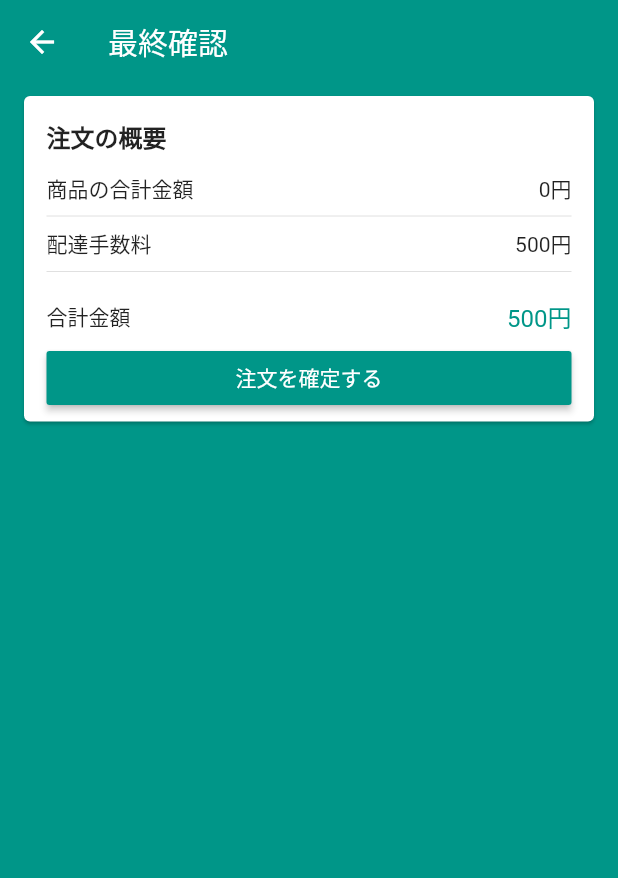
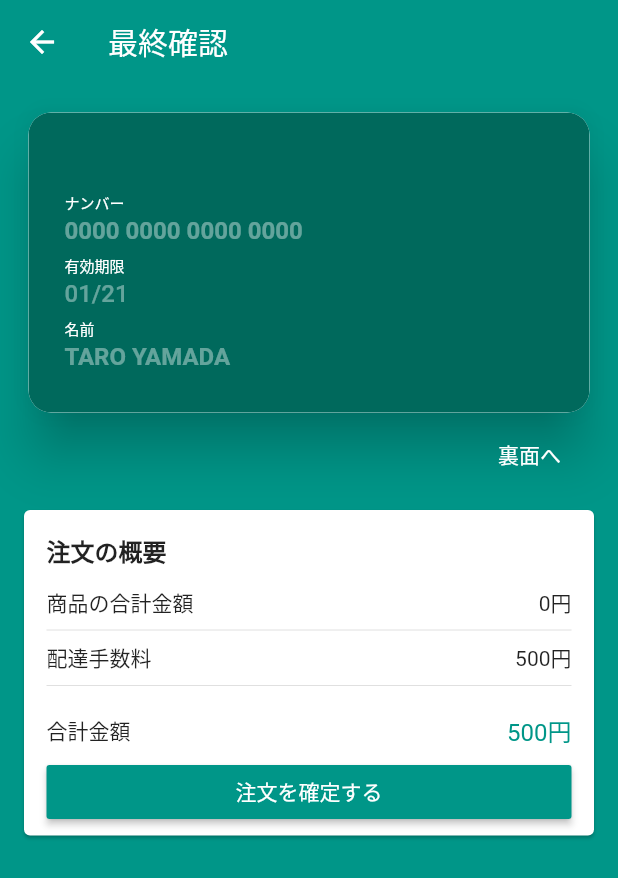
Before and after one commit to Tatsuya4610/Virtual_store, a Flutter app: the CheckoutScreen screen opened by its route, on a phone screen of 412 x 824 dp. Shown: the top 878 px of the screen. Run offline on Flutter 3.47's test engine with Material 2 defaults, Android fonts, the phone set to English and light mode, and no system bars; drawn by our look-alikes of flip_card; our stand-ins replace carousel_pro, cloud_firestore, dio, firebase_auth, firebase_storage, flutter_multi_formatter and 4 more; missing offline and left inert: alphabet_list_scroll_view, map_launcher; accounts and stored records are empty.

Commit message:
10th commit

```diff
--- a/lib/screen/checkout/checkout_screen.dart
+++ b/lib/screen/checkout/checkout_screen.dart
@@ -4,11 +4,11 @@ import 'package:provider/provider.dart';
 import 'package:virtual_store_flutter/common/price_card.dart';
 import 'package:virtual_store_flutter/model/cart_manager.dart';
 import 'package:virtual_store_flutter/model/checkout_manager.dart';
-import 'package:virtual_store_flutter/screen/cart/cart_screen.dart';
-import 'package:virtual_store_flutter/screen/confirmation/confirmation_screen.dart';
+import 'package:virtual_store_flutter/screen/checkout/components/credit_card_widget.dart';
 
 class CheckoutScreen extends StatelessWidget {
   static const id = 'CheckoutScreen';
+  final GlobalKey<FormState> formKey = GlobalKey<FormState>();
 
   @override
   Widget build(BuildContext context) {
@@ -41,24 +41,31 @@ class CheckoutScreen extends StatelessWidget {
                   ),
                 );
               }
-              return ListView(
+              return Form(
+                key: formKey,
+                child: ListView(
                   children: <Widget>[
+                    CreditCardWidget(),
                     PriceCard(
                       buttonText: '注文を確定する',
                       onPressed: () {
-                      checkoutManager.checkout(
-                        onStockFail: (e) { //在庫切で注文に失敗した場合はUI更新済みのCartScreenへ
-                          Navigator.popUntil(
-                              context, ModalRoute.withName(CartScreen.id));
-                        },
-                        onSuccess: (order) { //注文完了した場合
-                          Navigator.popUntil(context, (route) => route.isFirst);
-                          Navigator.of(context).pushNamed(ConfirmationScreen.id, arguments: order);
+                        if(formKey.currentState.validate()){
+                          print('完了');
+                          // checkoutManager.checkout(
+                          //     onStockFail: (e) { //在庫切で注文に失敗した場合はUI更新済みのCartScreenへ
+                          //       Navigator.popUntil(
+                          //           context, ModalRoute.withName(CartScreen.id));
+                          //     },
+                          //     onSuccess: (order) { //注文完了した場合
+                          //       Navigator.popUntil(context, (route) => route.isFirst);
+                          //       Navigator.of(context).pushNamed(ConfirmationScreen.id, arguments: order);
+                          //     }
+                          // );
                         }
-                      );
                       },
                     ),
                   ],
+                ),
               );
             },
           )),
--- /dev/null
+++ b/lib/screen/checkout/components/card_back.dart
@@ -0,0 +1,33 @@
+import 'package:flutter/material.dart';
+
+class CardBack extends StatelessWidget {
+  @override
+  Widget build(BuildContext context) {
+    return Card(
+      clipBehavior: Clip.antiAlias, //childをshape内に
+      shape: RoundedRectangleBorder(
+        borderRadius: BorderRadius.circular(15),
+      ),
+      elevation: 15,
+      child: Container(
+        height: 200,
+        color: Colors.teal[800],
+        child: Column(
+          children: <Widget>[
+            Container(
+              color: Colors.black,
+              height: 40,
+              margin: EdgeInsets.symmetric(vertical: 16),
+            ),
+            Row(
+              children: <Widget>[
+                Expanded(child: Container(color: Colors.grey[500],height: 20,),flex: 70,),
+                Expanded(child: Container(),flex: 30,),
+              ],
+            )
+          ],
+        ),
+      ),
+    );
+  }
+}
--- /dev/null
+++ b/lib/screen/checkout/components/card_front.dart
@@ -0,0 +1,68 @@
+import 'package:flutter/material.dart';
+import 'package:flutter/services.dart';
+import 'package:virtual_store_flutter/screen/checkout/components/card_text_field.dart';
+import 'package:flutter_multi_formatter/flutter_multi_formatter.dart';
+
+class CardFront extends StatelessWidget {
+
+  @override
+  Widget build(BuildContext context) {
+    return Card(
+      clipBehavior: Clip.antiAlias, //childをshape内に
+      shape: RoundedRectangleBorder(borderRadius: BorderRadius.circular(15)),
+      elevation: 15,
+      child: Container(
+        padding: EdgeInsets.all(24),
+        height: 200,
+        color: Colors.teal[800],
+        child: Row(
+          children: <Widget>[
+            Expanded(child: Column(
+              mainAxisAlignment: MainAxisAlignment.end,
+              children: <Widget>[
+                CardTextField(
+                  title: 'ナンバー',
+                  hintText: '0000 0000 0000 0000',
+                  textInputType: TextInputType.number,
+                  bold: true,
+                  inputFormatter: [
+                    CreditCardNumberInputFormatter(onCardSystemSelected: (CardSystemData cardSystemData){
+                      print(cardSystemData.system);
+                    }),//Dartパッケージ。クレジット。
+                  ],
+                  validator: (number) {
+                    if(number.length != 19) return '正しく入力してください';
+                    return null;
+                  },
+                ),
+                CardTextField(
+                  title: '有効期限',
+                  hintText: '01/21',
+                  textInputType: TextInputType.number,
+                  bold: false,
+                  inputFormatter: [
+                    CreditCardExpirationDateFormatter()//Dartパッケージ。
+                  ],
+                  validator: (date) {
+                    if(date.length != 5) return '正しく入力してください';
+                    return null;
+                  },
+                ),
+                CardTextField(
+                  title: '名前',
+                  hintText: 'TARO YAMADA',
+                  textInputType: TextInputType.text,
+                  bold: true,
+                  validator: (name) {
+                    if(name.isEmpty) return '名前を入力してください';
+                    return null;
+                  },
+                ),
+              ],
+            ))
+          ],
+        ),
+      ),
+    );
+  }
+}
--- /dev/null
+++ b/lib/screen/checkout/components/card_text_field.dart
@@ -0,0 +1,69 @@
+import 'package:flutter/material.dart';
+import 'package:flutter/services.dart';
+
+class CardTextField extends StatelessWidget {
+  CardTextField({
+    this.title,
+    this.bold,
+    this.hintText,
+    this.textInputType,
+    this.inputFormatter,
+    this.validator,
+  });
+
+  final String title;
+  final bool bold;
+  final String hintText;
+  final TextInputType textInputType;
+  final List<TextInputFormatter> inputFormatter;
+  final FormFieldValidator<String> validator;
+
+  @override
+  Widget build(BuildContext context) {
+    return FormField<String>(//各々のTextFieldのvalidatorでエラーを出すと
+      //heightが高くなってしまう為、エラー表示を別で表示。今回はタイトル横。
+        initialValue: '',//FormFieldを使う場合initialValue入れないと空の状態はnullでエラーになる。
+        validator: validator,
+        builder: (state) {
+          return Padding(
+            padding: const EdgeInsets.symmetric(vertical: 2),
+            child: Column(
+              crossAxisAlignment: CrossAxisAlignment.start,
+              children: <Widget>[
+                Row(children: <Widget>[
+                  Text(
+                    title,
+                    style: TextStyle(
+                        fontWeight: FontWeight.w500,
+                        fontSize: 10,
+                        color: Colors.white),
+                  ),
+                  SizedBox(width: 5),
+                  if(state.hasError)
+                    Text('入力に間違いがあります',style: TextStyle(color: Colors.red,fontSize: 9),),
+                ],),
+                TextFormField(
+                  inputFormatters: inputFormatter,
+                  style: TextStyle(
+                    color: Colors.white,
+                    fontWeight: bold ? FontWeight.bold : FontWeight.w500,
+                  ),
+                  decoration: InputDecoration(
+                      hintText: hintText,
+                      hintStyle: TextStyle(
+                        color: Colors.white.withAlpha(100),
+                      ),
+                      border: InputBorder.none,
+                      isDense: true,
+                      contentPadding: EdgeInsets.symmetric(vertical: 2)),
+                  keyboardType: textInputType,
+                  onChanged: (text) { //個別にエラーを認識。ない場合、全ての入力を正しくする必要あり。
+                    state.didChange(text);
+                  },
+                ),
+              ],
+            ),
+          );
+        });
+  }
+}
--- /dev/null
+++ b/lib/screen/checkout/components/credit_card_widget.dart
@@ -0,0 +1,36 @@
+import 'package:flip_card/flip_card.dart';
+import 'package:flutter/material.dart';
+import 'package:virtual_store_flutter/screen/checkout/components/card_back.dart';
+import 'package:virtual_store_flutter/screen/checkout/components/card_front.dart';
+
+class CreditCardWidget extends StatelessWidget {
+  final GlobalKey<FlipCardState> _cardKey = GlobalKey<FlipCardState>();
+
+  @override
+  Widget build(BuildContext context) {
+    return Padding(
+        padding: const EdgeInsets.fromLTRB(15, 15, 15, 5),
+        child: Column(
+          crossAxisAlignment: CrossAxisAlignment.end,
+          children: <Widget>[
+            FlipCard(
+              //Dartパッケージ。flip_card
+              key: _cardKey,
+              direction: FlipDirection.HORIZONTAL, //水平の動き
+              speed: 700,
+              flipOnTouch: false, //タッチで回転させない。
+              front: CardFront(),
+              back: CardBack(),
+            ),
+            FlatButton(
+              onPressed: () {
+                _cardKey.currentState.toggleCard();//タッチではなくここで回転。
+              },
+              textColor: Colors.white,
+              padding: EdgeInsets.zero,
+              child: Text('裏面へ'),
+            ),
+          ],
+        ));
+  }
+}
--- a/pubspec.yaml
+++ b/pubspec.yaml
@@ -44,6 +44,8 @@ dependencies:
   sliding_up_panel: ^1.0.2
   url_launcher: ^5.7.10
   map_launcher: ^0.5.0
+  flip_card: ^0.4.4
+  flutter_multi_formatter: ^1.1.0
 
 
 dev_dependencies:
```
Also changed, not shown: pubspec.lock. Lines whose indentation alone changed are shown as unchanged.
